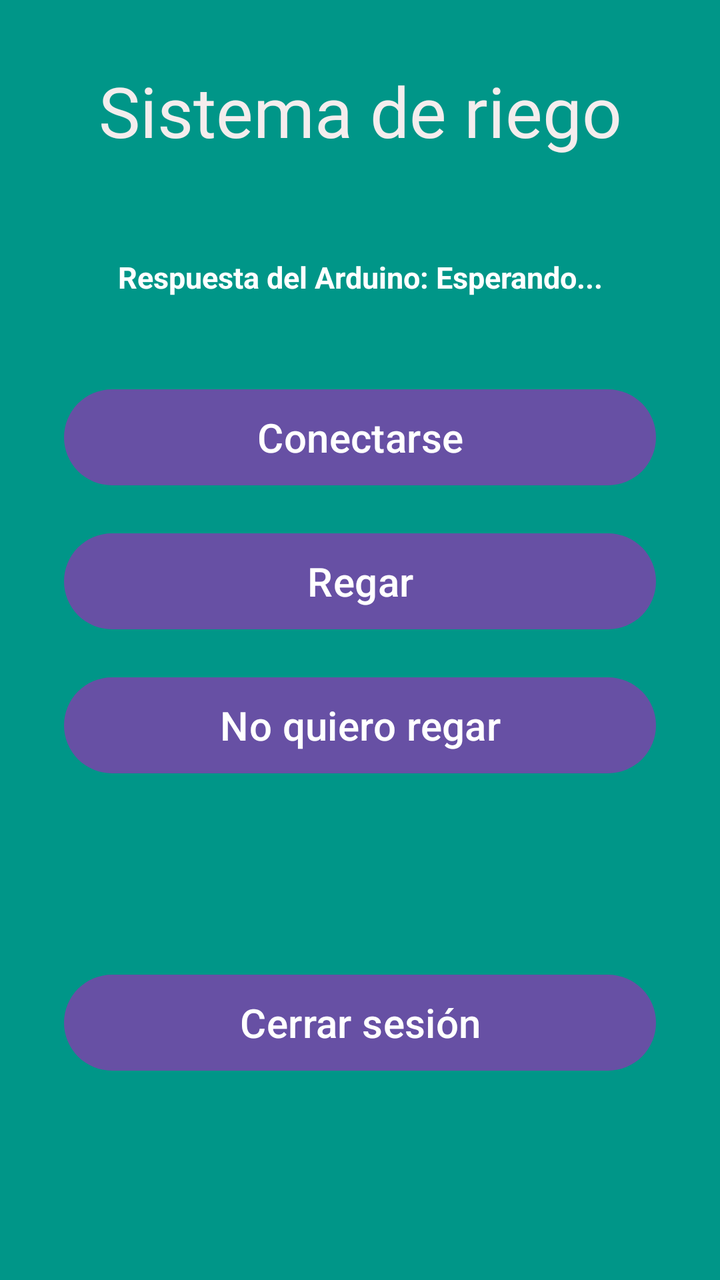
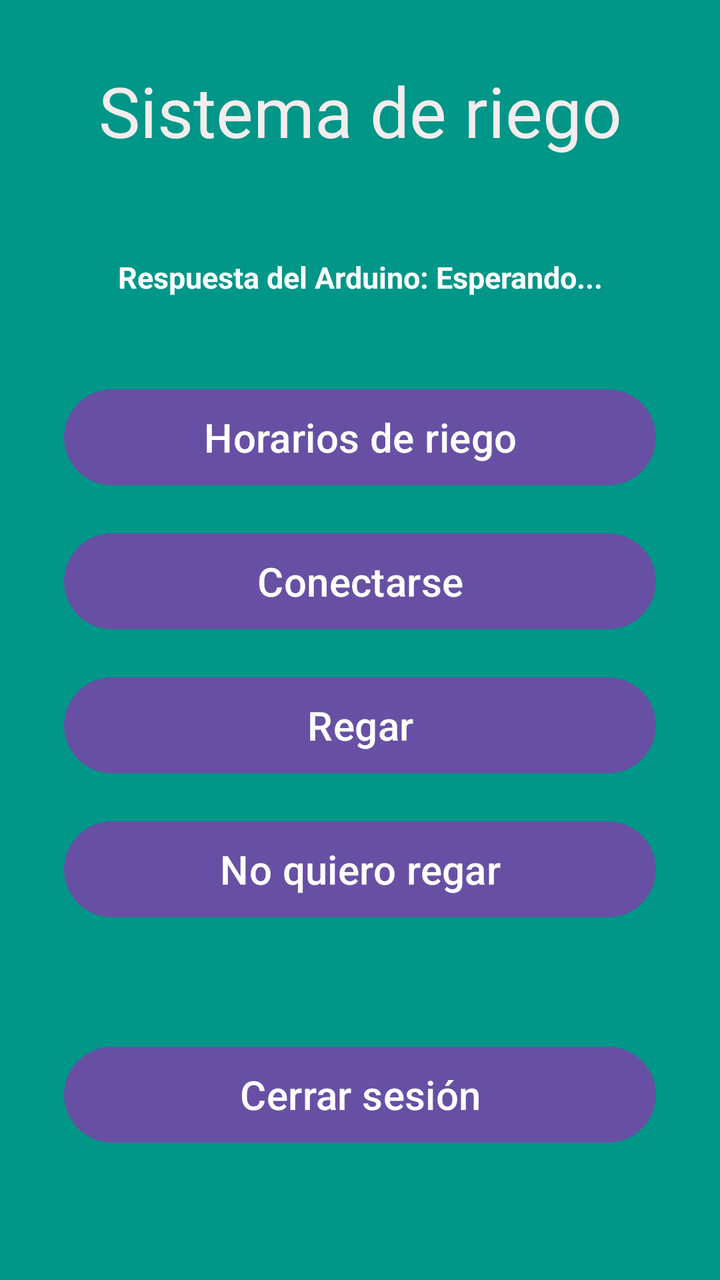

An Android layout rendered at two revisions. The XML below is the earlier revision; the diff shows what the commit changed to produce the second picture.
<!-- AndroidManifest.xml: application theme Theme.ArduinoApp -->
<!-- res/layout/activity_arduino.xml -->
<?xml version="1.0" encoding="utf-8"?>
<ScrollView xmlns:android="http://schemas.android.com/apk/res/android"
    xmlns:app="http://schemas.android.com/apk/res-auto"
    xmlns:tools="http://schemas.android.com/tools"
    android:id="@+id/main"
    android:layout_width="match_parent"
    android:layout_height="match_parent"
    android:background="#009688"
    android:fillViewport="true"
    tools:context=".Arduino_Activity">

    <androidx.constraintlayout.widget.ConstraintLayout
        android:layout_width="match_parent"
        android:layout_height="wrap_content">

    <TextView
        android:id="@+id/Titulo_principal"
        android:layout_width="0dp"
        android:layout_height="wrap_content"
        android:layout_marginStart="24dp"
        android:layout_marginTop="32dp"
        android:layout_marginEnd="24dp"
        android:fontFamily="@font/comfortaa"
        android:gravity="center"
        android:text="Sistema de riego"
        android:textColor="#F4EDED"
        android:textSize="35sp"
        app:layout_constraintEnd_toEndOf="parent"
        app:layout_constraintStart_toStartOf="parent"
        app:layout_constraintTop_toTopOf="parent" />

    <TextView
        android:id="@+id/tvRespuestaArduino"
        android:layout_width="0dp"
        android:layout_height="wrap_content"
        android:layout_marginStart="24dp"
        android:layout_marginTop="24dp"
        android:layout_marginEnd="24dp"
        android:gravity="center"
        android:minHeight="72dp"
        android:padding="16dp"
        android:text="Respuesta del Arduino: Esperando..."
        android:textColor="#FFFFFF"
        android:textSize="15sp"
        android:textStyle="bold"
        app:layout_constraintEnd_toEndOf="parent"
        app:layout_constraintStart_toStartOf="parent"
        app:layout_constraintTop_toBottomOf="@id/Titulo_principal" />

    <Button
        android:id="@+id/btnConectar"
        android:layout_width="0dp"
        android:layout_height="wrap_content"
        android:layout_marginStart="32dp"
        android:layout_marginTop="16dp"
        android:layout_marginEnd="32dp"
        android:minHeight="56dp"
        android:text="Conectarse"
        android:textSize="20sp"
        app:layout_constraintEnd_toEndOf="parent"
        app:layout_constraintStart_toStartOf="parent"
        app:layout_constraintTop_toBottomOf="@id/tvRespuestaArduino" />

    <Button
        android:id="@+id/btnRegar"
        android:layout_width="0dp"
        android:layout_height="wrap_content"
        android:layout_marginStart="32dp"
        android:layout_marginTop="16dp"
        android:layout_marginEnd="32dp"
        android:minHeight="56dp"
        android:text="Regar"
        android:textSize="20sp"
        app:layout_constraintEnd_toEndOf="parent"
        app:layout_constraintStart_toStartOf="parent"
        app:layout_constraintTop_toBottomOf="@id/btnConectar" />

    <Button
        android:id="@+id/btnNoRegar"
        android:layout_width="0dp"
        android:layout_height="wrap_content"
        android:layout_marginStart="32dp"
        android:layout_marginTop="16dp"
        android:layout_marginEnd="32dp"
        android:minHeight="56dp"
        android:text="No quiero regar"
        android:textSize="20sp"
        app:layout_constraintEnd_toEndOf="parent"
        app:layout_constraintStart_toStartOf="parent"
        app:layout_constraintTop_toBottomOf="@id/btnRegar" />

    <Button
        android:id="@+id/btnCerrar"
        android:layout_width="0dp"
        android:layout_height="wrap_content"
        android:layout_marginStart="32dp"
        android:layout_marginTop="16dp"
        android:layout_marginEnd="32dp"
        android:layout_marginBottom="24dp"
        android:minHeight="56dp"
        android:text="Cerrar sesión"
        android:textSize="20sp"
        app:layout_constraintEnd_toEndOf="parent"
        app:layout_constraintStart_toStartOf="parent"
        app:layout_constraintTop_toBottomOf="@id/btnNoRegar"
        app:layout_constraintBottom_toBottomOf="parent" />

    </androidx.constraintlayout.widget.ConstraintLayout>
</ScrollView>
<!-- resources referenced by this layout -->
<resources>
  <style name="Theme.ArduinoApp" parent="Base.Theme.ArduinoApp" />
  <style name="Base.Theme.ArduinoApp" parent="Theme.Material3.DayNight.NoActionBar">
          
          
      </style>
</resources>

<!-- the commit's change to res/layout/activity_arduino.xml (unified diff, before → after) -->
@@ -48,6 +48,20 @@
         app:layout_constraintTop_toBottomOf="@id/Titulo_principal" />
 
     <Button
+        android:id="@+id/btnHorarios"
+        android:layout_width="0dp"
+        android:layout_height="wrap_content"
+        android:layout_marginStart="32dp"
+        android:layout_marginTop="16dp"
+        android:layout_marginEnd="32dp"
+        android:minHeight="56dp"
+        android:text="Horarios de riego"
+        android:textSize="20sp"
+        app:layout_constraintEnd_toEndOf="parent"
+        app:layout_constraintStart_toStartOf="parent"
+        app:layout_constraintTop_toBottomOf="@id/tvRespuestaArduino" />
+
+    <Button
         android:id="@+id/btnConectar"
         android:layout_width="0dp"
         android:layout_height="wrap_content"
@@ -59,7 +73,7 @@
         android:textSize="20sp"
         app:layout_constraintEnd_toEndOf="parent"
         app:layout_constraintStart_toStartOf="parent"
-        app:layout_constraintTop_toBottomOf="@id/tvRespuestaArduino" />
+        app:layout_constraintTop_toBottomOf="@id/btnHorarios" />
 
     <Button
         android:id="@+id/btnRegar"
